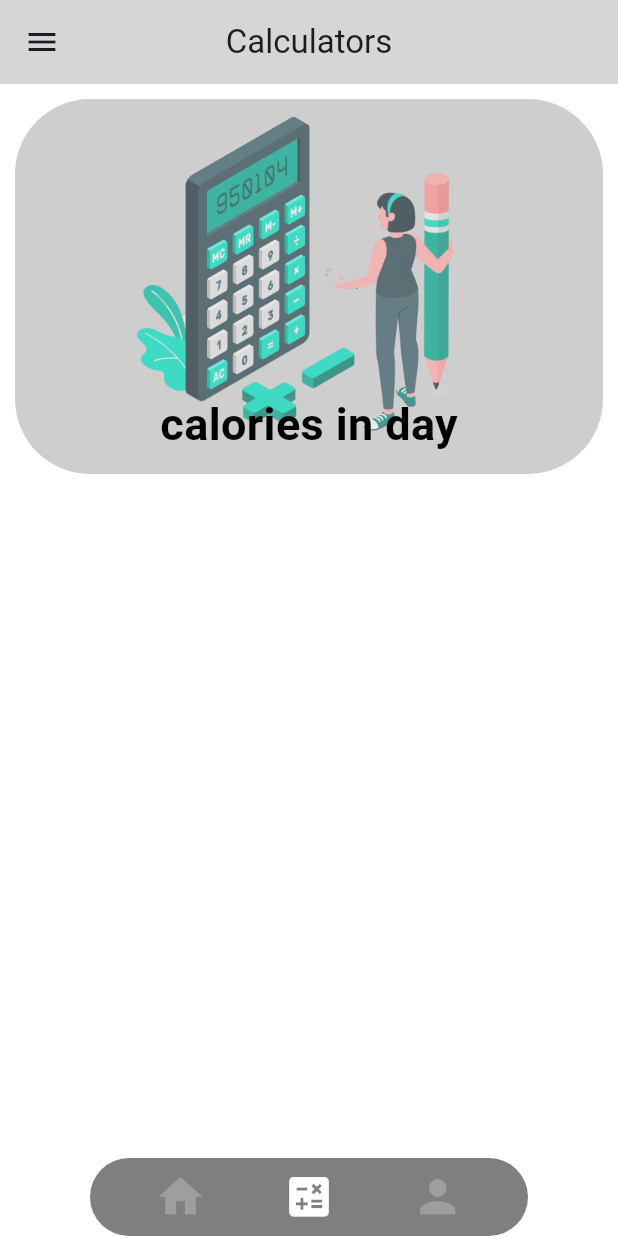
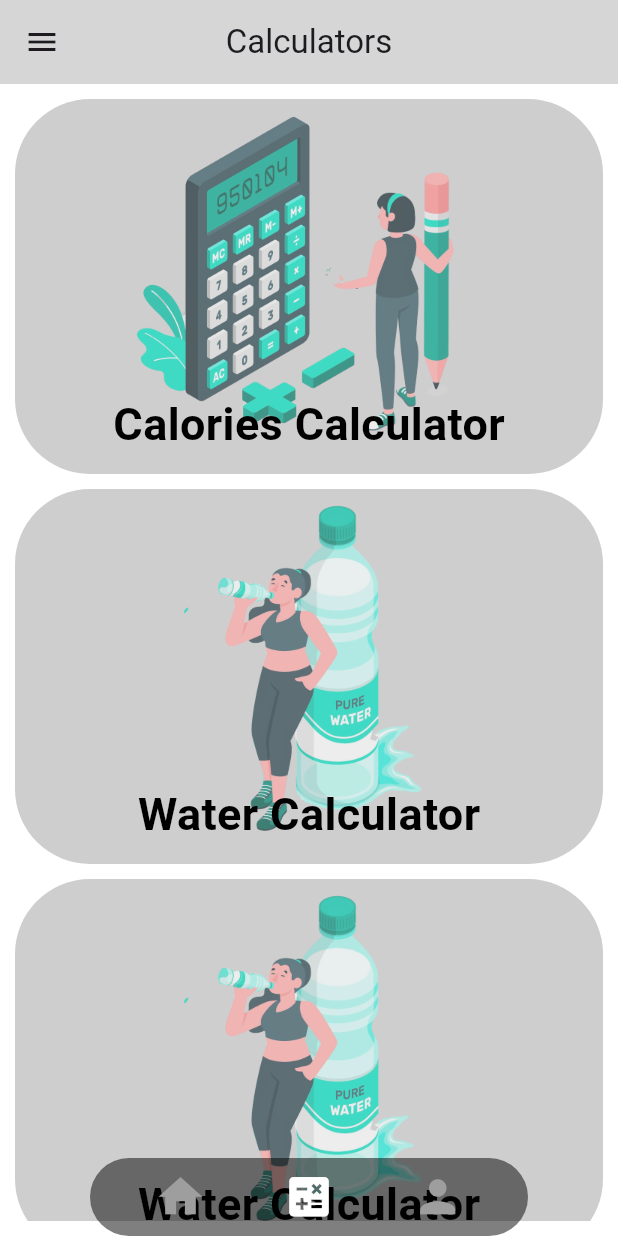
Before and after one commit to Amr-3li/Linkify-Social-Media-App, a Flutter app: the HomePage screen opened directly, swiped to page 2, on a phone screen of 412 x 824 dp. Run offline on Flutter 3.47's test engine with Material 3 defaults, Android fonts, the phone set to English and light mode, and no system bars; our stand-ins replace bloc, cached_network_image, cloud_firestore, device_preview, dio, firebase_auth and 3 more; accounts and stored records are empty; network calls fail.

Commit message:
finish List of calculator in calculators page and his refactor

```diff
--- /dev/null
+++ b/lib/Features/calculators/data/model/calculator_model.dart
@@ -0,0 +1,6 @@
+class CalculatorModel {
+  final String title;
+  final String image;
+
+  CalculatorModel({required this.title, required this.image});
+}
--- a/lib/Features/calculators/presentation/view/widgets/calculator_component.dart
+++ b/lib/Features/calculators/presentation/view/widgets/calculator_component.dart
@@ -0,0 +1,38 @@
+import 'package:flutter/material.dart';
+import 'package:true_gym/Features/calculators/data/model/calculator_model.dart';
+import 'package:true_gym/consts.dart';
+
+class CalculatorComponent extends StatelessWidget {
+  const CalculatorComponent({super.key, required this.model});
+  final CalculatorModel model;
+  @override
+  Widget build(BuildContext context) {
+    return Padding(
+      padding: const EdgeInsets.only(bottom: 10.0),
+      child: Container(
+        width: double.infinity,
+        height: 250,
+        decoration: BoxDecoration(
+            borderRadius: const BorderRadius.all(Radius.circular(50)),
+            color: MyColors.calculatorContainerColor,
+            image: DecorationImage(
+              image: AssetImage(model.image),
+              fit: BoxFit.contain,
+              opacity: 0.7,
+            )),
+        child: Align(
+          alignment: Alignment.bottomCenter,
+          child: Padding(
+            padding: const EdgeInsets.only(bottom: 12.0),
+            child: Text(model.title,
+                style: const TextStyle(
+                  color: Colors.black,
+                  fontSize: 30,
+                  fontWeight: FontWeight.bold,
+                )),
+          ),
+        ),
+      ),
+    );
+  }
+}
--- a/lib/Features/calculators/presentation/view/widgets/calculator_page_body.dart
+++ b/lib/Features/calculators/presentation/view/widgets/calculator_page_body.dart
@@ -1,5 +1,6 @@
 import 'package:flutter/material.dart';
-import 'package:true_gym/consts.dart';
+import 'package:true_gym/Features/calculators/presentation/view/widgets/calculator_component.dart';
+import 'package:true_gym/lists.dart';
 
 class CalculatorsPageBody extends StatelessWidget {
   const CalculatorsPageBody({super.key});
@@ -8,33 +9,11 @@ class CalculatorsPageBody extends StatelessWidget {
   Widget build(BuildContext context) {
     return Padding(
       padding: const EdgeInsets.all(10),
-      child: Column(
-        children: [
-          Container(
-            width: double.infinity,
-            height: 250,
-            decoration: const BoxDecoration(
-                borderRadius: BorderRadius.all(Radius.circular(50)),
-                color: MyColors.calculatorContainerColor,
-                image: DecorationImage(
-                  image: AssetImage("assets/images/calculator.png"),
-                  fit: BoxFit.contain,
-                  opacity: 0.7,
-                )),
-            child: const Align(
-              alignment: Alignment.bottomCenter,
-              child: Padding(
-                padding: EdgeInsets.only(bottom: 12.0),
-                child: Text("calories in day",
-                    style: TextStyle(
-                      color: Colors.black,
-                      fontSize: 30,
-                      fontWeight: FontWeight.bold,
-                    )),
-              ),
-            ),
-          ),
-        ],
+      child: SingleChildScrollView(
+        child: Column(
+          children:
+              calculatorList.map((e) => CalculatorComponent(model: e)).toList(),
+        ),
       ),
     );
   }
--- a/lib/lists.dart
+++ b/lib/lists.dart
@@ -1,4 +1,5 @@
 import 'package:flutter/material.dart';
+import 'package:true_gym/Features/calculators/data/model/calculator_model.dart';
 import 'package:true_gym/Features/calculators/presentation/view/calculators_page.dart';
 import 'package:true_gym/Features/profile/presentation/view/profile.dart';
 import 'package:true_gym/Features/home/presentation/view/widgets/home_page_body.dart';
@@ -9,3 +10,10 @@ List navigationItems = [
   Icons.person,
 ];
 List pages = const [HomePageBody(), CalculatorsPage(), ProfilePage()];
+
+List<CalculatorModel> calculatorList = [
+  CalculatorModel(
+      title: "Calories Calculator", image: "assets/images/calculator.png"),
+  CalculatorModel(title: "Water Calculator", image: "assets/images/water.png"),
+  CalculatorModel(title: "Water Calculator", image: "assets/images/water.png"),
+];
```
Also changed, not shown: assets/images/water.png (added).
